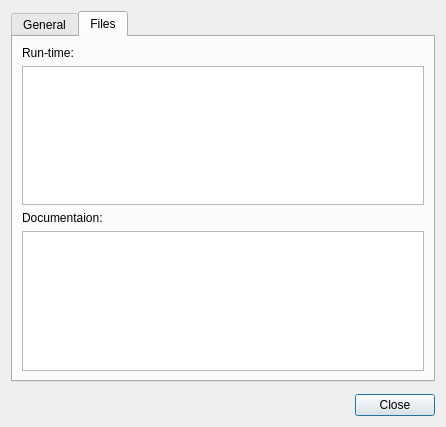
The window that Libraries/MiKTeX/UI/Qt/PackageInfoDialog.ui (MiKTeX/miktex) describes before a commit, drawn with Qt 5.
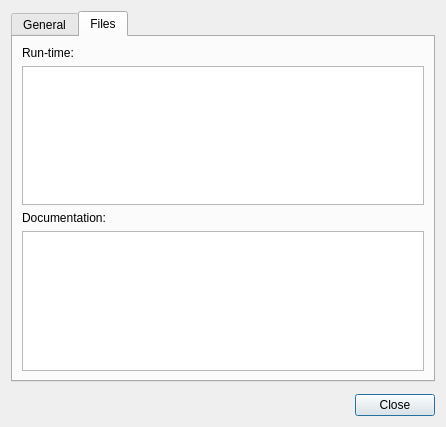
The same window after the commit. The open tabs and pages were chosen to show the change.

The edit to the form file:
```diff
--- a/Libraries/MiKTeX/UI/Qt/PackageInfoDialog.ui
+++ b/Libraries/MiKTeX/UI/Qt/PackageInfoDialog.ui
@@ -168,7 +168,7 @@
        <item>
         <widget class="QLabel" name="label_9">
          <property name="text">
-          <string>Documentaion:</string>
+          <string>Documentation:</string>
          </property>
         </widget>
        </item>
```
